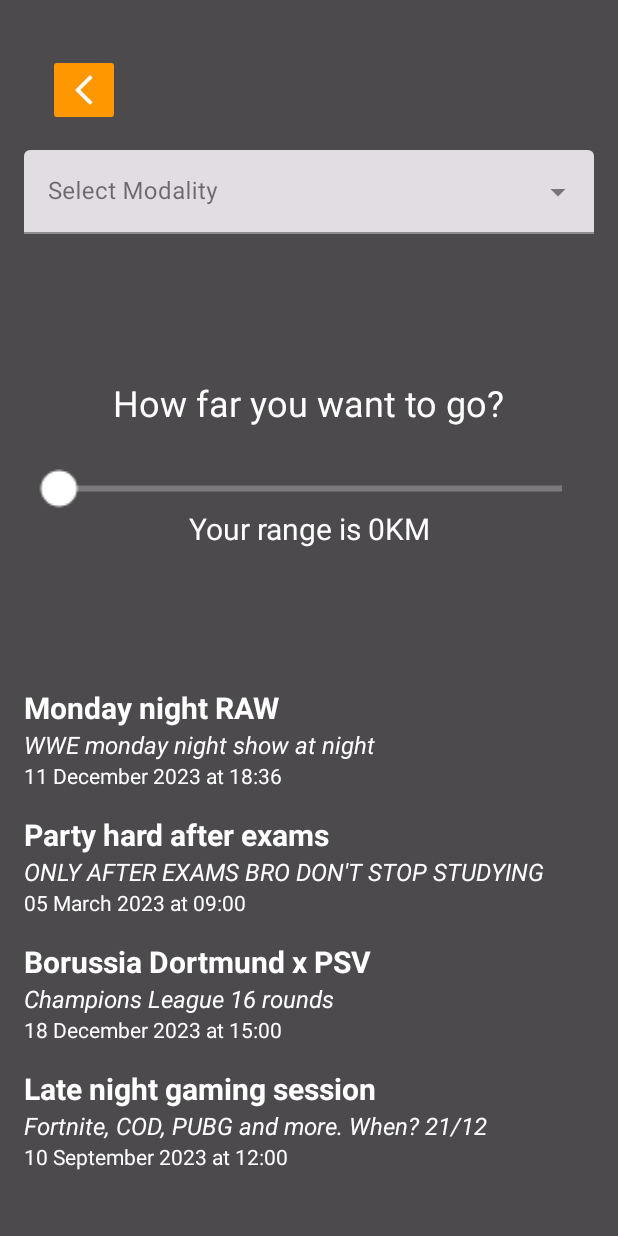
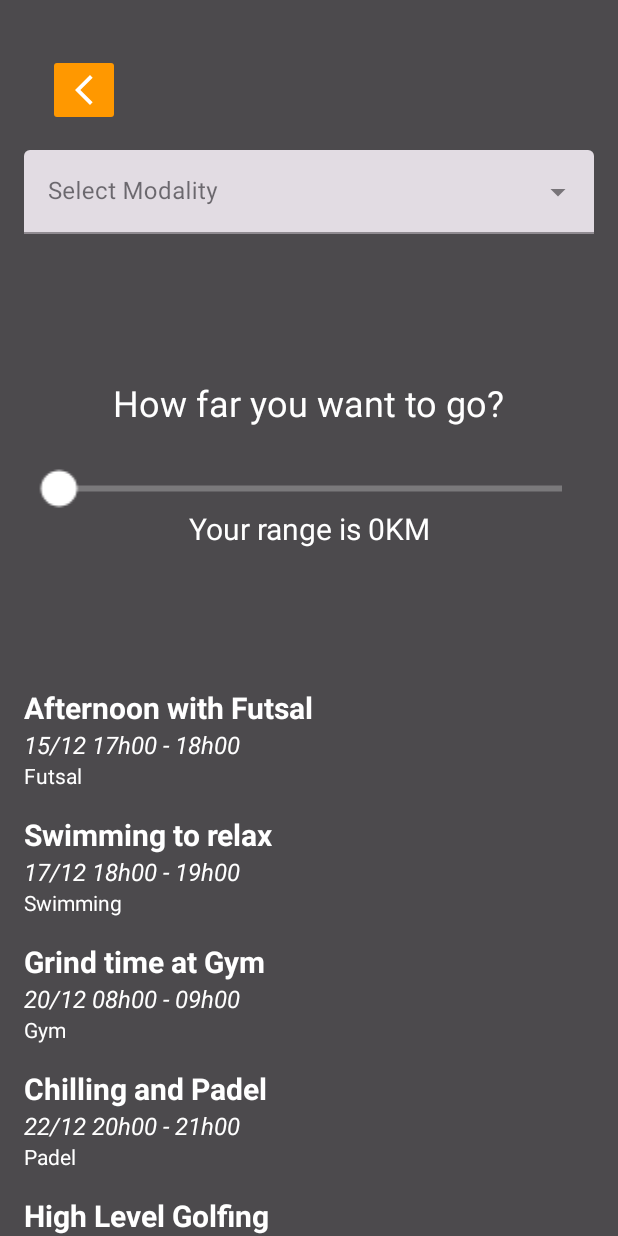
Before and after one commit to Kaiobr13/Projeto-Mobile-LeonardoAlves-KaioSchoeneman, an Android app: the MMActivity screen opened directly, with no data from a screen before it, on a phone screen of 412 x 824 dp. Run offline under Robolectric (Android 15) with nearby library versions, the phone set to English and light mode, and no system bars.

Commit message:
Bug solved

```diff
--- a/SportBuddy/app/src/main/java/pt/iade/leonardokaio/sportbuddy/MMActivity.java
+++ b/SportBuddy/app/src/main/java/pt/iade/leonardokaio/sportbuddy/MMActivity.java
@@ -60,14 +60,14 @@ public class MMActivity extends AppCompatActivity {
         setContentView(R.layout.activity_mmactivity);
 
         autoCompleteTextView = findViewById(R.id.auto_complete_txt);
-        adapterItems = new ArrayAdapter<>(this, R.layout.list_item, modality);
+        adapterItems = new ArrayAdapter<String>(this, R.layout.list_item, modality);
 
         autoCompleteTextView.setAdapter(adapterItems);
 
         autoCompleteTextView.setOnItemClickListener(new AdapterView.OnItemClickListener() {
             @Override
-            public void onItemClick(AdapterView<?> parent, View view, int i, long l) {
-                String item = adapterItems.getItem(i);
+            public void onItemClick(AdapterView<?> adapterView, View view, int i, long l) {
+                String item = adapterItems.getItem(i).toString();
                 Toast.makeText (MMActivity.this, "You have choosed " + item + " modality!", Toast.LENGTH_SHORT).show();
             }
         });
--- a/SportBuddy/app/src/main/java/pt/iade/leonardokaio/sportbuddy/SettingsActivity.java
+++ b/SportBuddy/app/src/main/java/pt/iade/leonardokaio/sportbuddy/SettingsActivity.java
@@ -96,7 +96,5 @@ public class SettingsActivity extends AppCompatActivity {
                 settings_main.setVisibility(View.VISIBLE);
             }
         });
-
-        //TODO:delete button
     }
 }
--- a/SportBuddy/app/src/main/java/pt/iade/leonardokaio/sportbuddy/models/LobbyItem.java
+++ b/SportBuddy/app/src/main/java/pt/iade/leonardokaio/sportbuddy/models/LobbyItem.java
@@ -7,30 +7,31 @@ import java.util.Random;
 public class LobbyItem implements Serializable {
         private int id;
         private String title;
-        private String notes;
-        private String modDate;
+        private String description;
+        private String modality;
 
         public LobbyItem(){
             this(0, "","","");
         }
-        public LobbyItem(int id, String title, String notes, String modDate){
+        public LobbyItem(int id, String title, String description, String modality){
             this.id =  id;
             this.title = title;
-            this.notes = notes;
-            this.modDate = modDate;
+            this.description = description;
+            this.modality = modality;
         }
 
         public static  ArrayList<LobbyItem> List(){
             ArrayList<LobbyItem> items = new ArrayList<>();
 
-            items.add(new LobbyItem(1, "Monday night RAW", "WWE monday night show at night",
-                    "11 December 2023 at 18:36"));
-            items.add(new LobbyItem(2, "Party hard after exams", "ONLY AFTER EXAMS BRO DON'T STOP STUDYING",
-                    "05 March 2023 at 09:00"));
-            items.add(new LobbyItem(3, "Borussia Dortmund x PSV", "Champions League 16 rounds",
-                    "18 December 2023 at 15:00"));
-            items.add(new LobbyItem(4, "Late night gaming session", "Fortnite, COD, PUBG and more. When? 21/12",
-                    "10 September 2023 at 12:00"));
+            items.add(new LobbyItem(1, "Afternoon with Futsal", "15/12 17h00 - 18h00",
+                    "Futsal"));
+            items.add(new LobbyItem(2, "Swimming to relax", "17/12 18h00 - 19h00",
+                    "Swimming"));
+            items.add(new LobbyItem(3, "Grind time at Gym", "20/12 08h00 - 09h00",
+                    "Gym"));
+            items.add(new LobbyItem(4, "Chilling and Padel", "22/12 20h00 - 21h00",
+                    "Padel"));
+            items.add(new LobbyItem(5,"High Level Golfing","25/12 09h00 - 10h00","Golf"));
             return items;
 
         }
@@ -55,16 +56,14 @@ public class LobbyItem implements Serializable {
         public void setTitle(String title) {
             this.title = title;
         }
-        public String getNotes() {
-            return notes;
-        }
+        public String getNotes() { return description; }
         public void setNotes(String notes) {
-            this.notes = notes;
+            this.description = notes;
         }
         public String getModDate() {
-            return modDate;
+            return modality;
         }
         public void setModDate(String modDate) {
-            this.modDate = modDate;
+            this.modality = modDate;
         }
 }
--- a/SportBuddy/app/src/main/res/layout/activity_mmactivity.xml
+++ b/SportBuddy/app/src/main/res/layout/activity_mmactivity.xml
@@ -47,7 +47,7 @@
             android:layout_height="wrap_content"
             android:hint="@string/auto_complete_txt"
             android:inputType="none"
-            tools:ignore="SpeakableTextPresentCheck">
+            tools:ignore="SpeakableTextPresentCheck,VisualLintTextFieldSize">
         </AutoCompleteTextView>
 
     </com.google.android.material.textfield.TextInputLayout>
```
Also changed, not shown: SportBuddy/app/src/main/res/layout/list_item.xml (added, +10 -0 lines).
